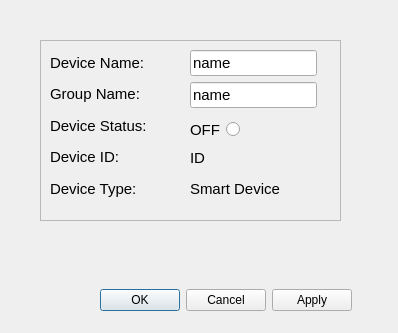
Qt form GUI/GUI/settingsdialogwindow.ui (v-pereskokov/Jarvis) before a commit.
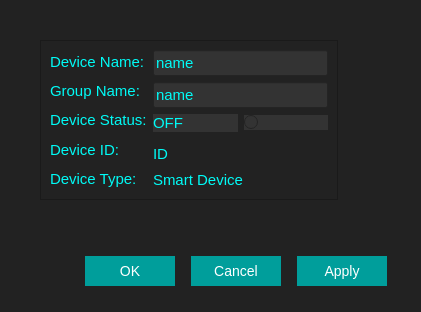
The same form after that commit.

Commit message: Add dark style

What changed in the file:
```diff
--- a/GUI/GUI/settingsdialogwindow.ui
+++ b/GUI/GUI/settingsdialogwindow.ui
@@ -9,28 +9,69 @@
    <rect>
     <x>0</x>
     <y>0</y>
-    <width>398</width>
-    <height>333</height>
+    <width>421</width>
+    <height>312</height>
    </rect>
   </property>
+  <property name="sizePolicy">
+   <sizepolicy hsizetype="Fixed" vsizetype="Fixed">
+    <horstretch>0</horstretch>
+    <verstretch>0</verstretch>
+   </sizepolicy>
+  </property>
   <property name="windowTitle">
    <string>Device Setiings</string>
   </property>
+  <property name="styleSheet">
+   <string notr="true">background-color: #222;</string>
+  </property>
+  <property name="sizeGripEnabled">
+   <bool>false</bool>
+  </property>
   <property name="modal">
    <bool>true</bool>
   </property>
   <widget class="QWidget" name="layoutWidget">
    <property name="geometry">
     <rect>
-     <x>100</x>
-     <y>280</y>
-     <width>291</width>
-     <height>41</height>
+     <x>80</x>
+     <y>250</y>
+     <width>320</width>
+     <height>42</height>
     </rect>
    </property>
    <layout class="QHBoxLayout" name="horizontalLayout">
     <item>
      <widget class="QDialogButtonBox" name="buttonBox">
+      <property name="styleSheet">
+       <string notr="true">QPushButton{
+	background-color: #009E9B;
+	border: none;
+	font:  14px;
+	color: #fff;
+	max-width: 200px;
+	min-width: 80px;
+	min-height: 20px;
+	margin: 5px;
+	padding: 5px;
+}
+QPushButton:disabled {
+	background-color: #989898;
+	color: #fff;
+}
+.QPushButton :hover{
+	background-color: #61b7ff;
+	color: #fff;
+}
+QPushButton:focus { 
+	background-color: #61b7ff;
+	color: #fff;
+}
+QPushButton:pressed{
+	background-color: #54dff0;
+	color: #fff;
+}</string>
+      </property>
       <property name="orientation">
        <enum>Qt::Horizontal</enum>
       </property>
@@ -59,8 +100,8 @@
     <rect>
      <x>40</x>
      <y>40</y>
-     <width>301</width>
-     <height>181</height>
+     <width>298</width>
+     <height>160</height>
     </rect>
    </property>
    <property name="styleSheet">
@@ -72,15 +113,8 @@
    <property name="frameShadow">
     <enum>QFrame::Raised</enum>
    </property>
-   <widget class="QWidget" name="layoutWidget">
-    <property name="geometry">
-     <rect>
-      <x>10</x>
-      <y>10</y>
-      <width>111</width>
-      <height>151</height>
-     </rect>
-    </property>
+   <layout class="QGridLayout" name="gridLayout">
+    <item row="0" column="0" rowspan="3">
     <layout class="QVBoxLayout" name="vertNameLabelsLayout">
      <item>
       <widget class="QLabel" name="label">
@@ -89,6 +123,9 @@
          <pointsize>11</pointsize>
         </font>
        </property>
+        <property name="styleSheet">
+         <string notr="true">color: #00FBF6;</string>
+        </property>
        <property name="text">
         <string>Device Name:</string>
        </property>
@@ -101,6 +138,9 @@
          <pointsize>11</pointsize>
         </font>
        </property>
+        <property name="styleSheet">
+         <string notr="true">color: #00FBF6;</string>
+        </property>
        <property name="text">
         <string>Group Name:</string>
        </property>
@@ -113,6 +153,9 @@
          <pointsize>11</pointsize>
         </font>
        </property>
+        <property name="styleSheet">
+         <string notr="true">color: #00FBF6;</string>
+        </property>
        <property name="text">
         <string>Device Status:</string>
        </property>
@@ -125,6 +168,9 @@
          <pointsize>11</pointsize>
         </font>
        </property>
+        <property name="styleSheet">
+         <string notr="true">color: #00FBF6;</string>
+        </property>
        <property name="text">
         <string>Device ID:</string>
        </property>
@@ -137,97 +183,17 @@
          <pointsize>11</pointsize>
         </font>
        </property>
+        <property name="styleSheet">
+         <string notr="true">color: #00FBF6;</string>
+        </property>
        <property name="text">
         <string>Device Type:</string>
        </property>
       </widget>
      </item>
     </layout>
-   </widget>
-   <widget class="QWidget" name="layoutWidget">
-    <property name="geometry">
-     <rect>
-      <x>150</x>
-      <y>10</y>
-      <width>127</width>
-      <height>60</height>
-     </rect>
-    </property>
-    <layout class="QVBoxLayout" name="verticalLayout_3">
-     <item>
-      <widget class="QLineEdit" name="nameEdit">
-       <property name="font">
-        <font>
-         <pointsize>11</pointsize>
-        </font>
-       </property>
-       <property name="text">
-        <string>name</string>
-       </property>
-      </widget>
-     </item>
-     <item>
-      <widget class="QLineEdit" name="GroupNameEdit">
-       <property name="font">
-        <font>
-         <pointsize>11</pointsize>
-        </font>
-       </property>
-       <property name="text">
-        <string>name</string>
-       </property>
-      </widget>
-     </item>
-    </layout>
-   </widget>
-   <widget class="QWidget" name="layoutWidget">
-    <property name="geometry">
-     <rect>
-      <x>150</x>
-      <y>80</y>
-      <width>52</width>
-      <height>20</height>
-     </rect>
-    </property>
-    <layout class="QHBoxLayout" name="horizontalLayout_2">
-     <property name="topMargin">
-      <number>0</number>
-     </property>
-     <item>
-      <widget class="QLabel" name="statusLabel">
-       <property name="font">
-        <font>
-         <pointsize>11</pointsize>
-        </font>
-       </property>
-       <property name="text">
-        <string>OFF</string>
-       </property>
-      </widget>
-     </item>
-     <item>
-      <widget class="QRadioButton" name="statusRadioButton">
-       <property name="font">
-        <font>
-         <pointsize>11</pointsize>
-        </font>
-       </property>
-       <property name="text">
-        <string/>
-       </property>
-      </widget>
-     </item>
-    </layout>
-   </widget>
-   <widget class="QWidget" name="layoutWidget">
-    <property name="geometry">
-     <rect>
-      <x>150</x>
-      <y>100</y>
-      <width>104</width>
-      <height>61</height>
-     </rect>
-    </property>
+    </item>
+    <item row="2" column="1">
     <layout class="QVBoxLayout" name="verticalLayout">
      <property name="topMargin">
       <number>5</number>
@@ -239,6 +205,9 @@
          <pointsize>11</pointsize>
         </font>
        </property>
+        <property name="styleSheet">
+         <string notr="true">color: #00FBF6;</string>
+        </property>
        <property name="text">
         <string>ID</string>
        </property>
@@ -254,13 +223,92 @@
          <pointsize>11</pointsize>
         </font>
        </property>
+        <property name="styleSheet">
+         <string notr="true">color: #00FBF6;</string>
+        </property>
        <property name="text">
         <string>Smart Device</string>
        </property>
       </widget>
      </item>
     </layout>
-   </widget>
+    </item>
+    <item row="1" column="1">
+     <layout class="QHBoxLayout" name="horizontalLayout_2">
+      <property name="topMargin">
+       <number>0</number>
+      </property>
+      <item>
+       <widget class="QLabel" name="statusLabel">
+        <property name="font">
+         <font>
+          <pointsize>11</pointsize>
+         </font>
+        </property>
+        <property name="styleSheet">
+         <string notr="true">color: #00FBF6;
+background-color: #333;</string>
+        </property>
+        <property name="text">
+         <string>OFF</string>
+        </property>
+       </widget>
+      </item>
+      <item>
+       <widget class="QRadioButton" name="statusRadioButton">
+        <property name="font">
+         <font>
+          <pointsize>11</pointsize>
+         </font>
+        </property>
+        <property name="styleSheet">
+         <string notr="true">background-color: #333;
+color: #00FBF6;</string>
+        </property>
+        <property name="text">
+         <string/>
+        </property>
+       </widget>
+      </item>
+     </layout>
+    </item>
+    <item row="0" column="1">
+     <layout class="QVBoxLayout" name="verticalLayout_3">
+      <item>
+       <widget class="QLineEdit" name="nameEdit">
+        <property name="font">
+         <font>
+          <pointsize>11</pointsize>
+         </font>
+        </property>
+        <property name="styleSheet">
+         <string notr="true">background-color: #333;
+color: #00FBF6;</string>
+        </property>
+        <property name="text">
+         <string>name</string>
+        </property>
+       </widget>
+      </item>
+      <item>
+       <widget class="QLineEdit" name="GroupNameEdit">
+        <property name="font">
+         <font>
+          <pointsize>11</pointsize>
+         </font>
+        </property>
+        <property name="styleSheet">
+         <string notr="true">background-color: #333;
+color: #00FBF6;</string>
+        </property>
+        <property name="text">
+         <string>name</string>
+        </property>
+       </widget>
+      </item>
+     </layout>
+    </item>
+   </layout>
   </widget>
   <zorder>frame</zorder>
   <zorder>layoutWidget</zorder>
```
Lines whose indentation alone changed are shown as unchanged. The commit also changes 41 other files.
